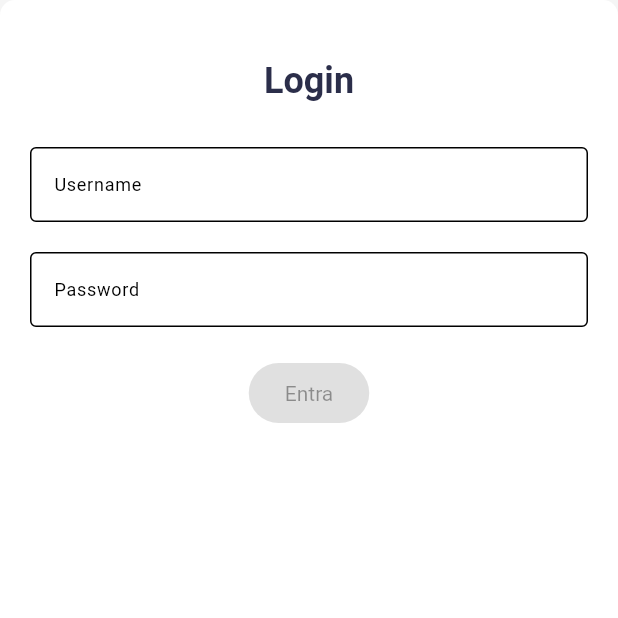
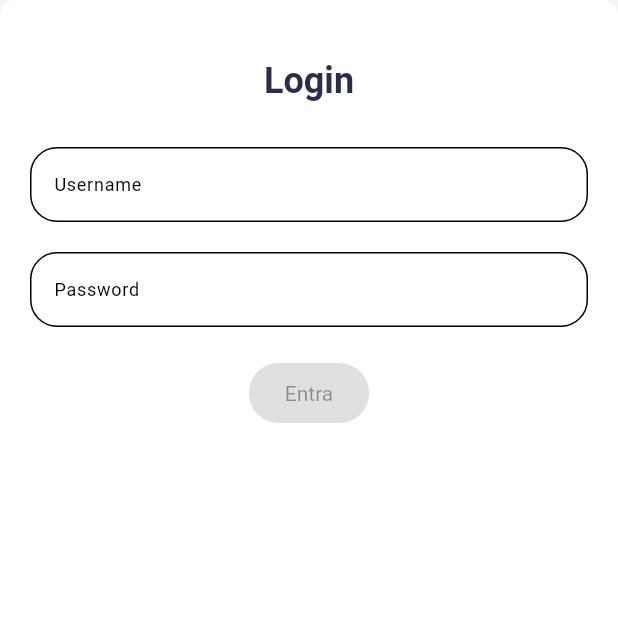
Before and after one commit to nio74/au79_web, a Flutter app: the screen it shows after launch, on a phone screen of 412 x 824 dp, the top half of it. Run offline on Flutter 3.47's test engine with Material 2 defaults, Android fonts, the light colour scheme and no system bars; our stand-ins replace bloc, cloud_firestore, equatable, firebase_core, flutter_bloc, get; missing offline and left inert: easy_autocomplete; accounts and stored records are empty; Roboto replaces fonts that are missing (Futura).

Commit message:
casa 01101500

```diff
--- a/lib/widgets/custom_text_form_field.dart
+++ b/lib/widgets/custom_text_form_field.dart
@@ -42,7 +42,8 @@ class CustomTextFormField extends StatelessWidget {
       //keyboardType: TextInputType.name,
       decoration: InputDecoration(
           //   errorText: _errorText,
-          border: const OutlineInputBorder(),
+          border: const OutlineInputBorder(
+              borderRadius: BorderRadius.all(Radius.circular(18))),
           label: Text(_txtLable)),
 
       maxLines: _maxLine,
```
Also changed, not shown: pubspec.yaml (+9 -4 lines), assets/fonts/PTSerif-Bold.ttf (added), assets/fonts/PTSerif-BoldItalic.ttf (added), assets/fonts/PTSerif-Italic.ttf (added), assets/fonts/PTSerif-Regular.ttf (added).
